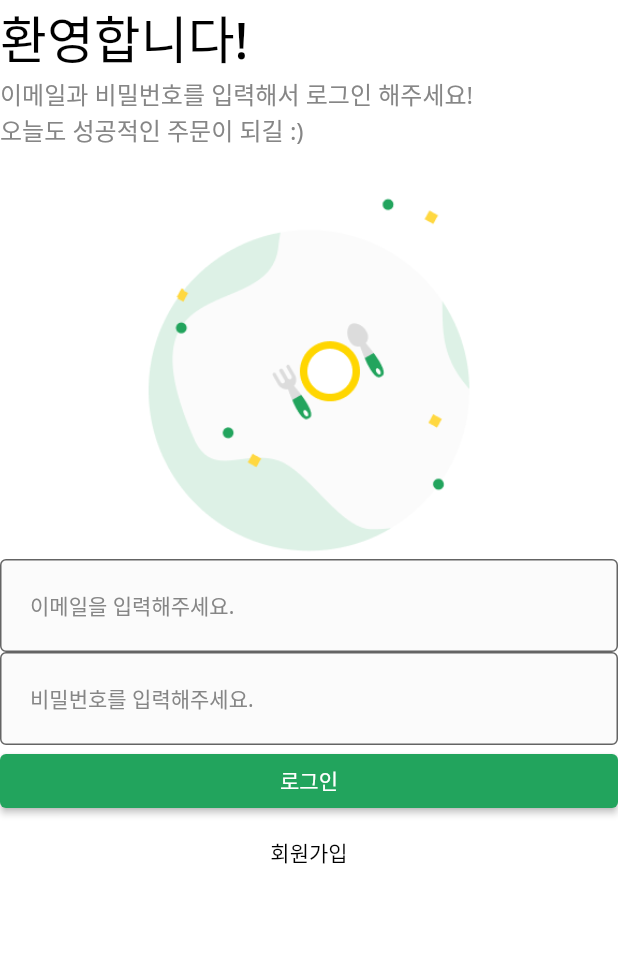
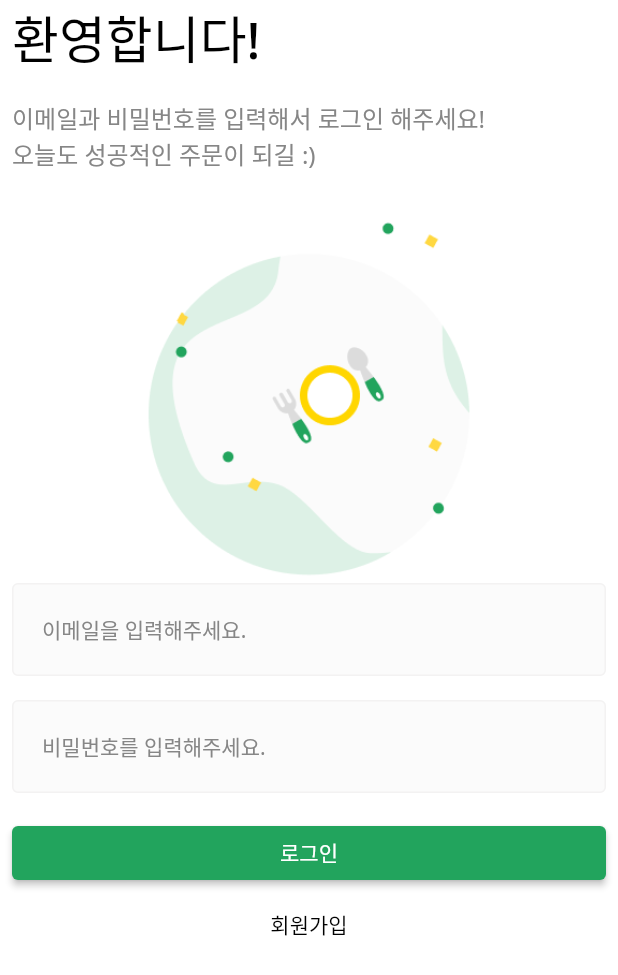
Before and after one commit to hyeonwu-jang/Flutter, a Flutter app: the screen it shows after launch, after a tap on "로그인", on a phone screen of 412 x 824 dp. Shown: the top 975 px of the screen. Run offline on Flutter 3.47's test engine with Material 2 defaults, Android fonts, the phone set to English and light mode, and no system bars; our stand-ins replace dio, flutter_secure_storage; network calls fail.

Commit message:
섹션2까지 수강

```diff
--- a/actual/lib/common/component/custom_text_form_field.dart
+++ b/actual/lib/common/component/custom_text_form_field.dart
@@ -43,6 +43,7 @@ class CustomTextFormField extends StatelessWidget {
         fillColor: INPUT_BG_COLOR,
         filled: true,
         border: baseBorder,
+        enabledBorder: baseBorder,
         focusedBorder: baseBorder.copyWith(
           borderSide: baseBorder.borderSide.copyWith(
             color: PRIMARY_COLOR,
--- /dev/null
+++ b/actual/lib/common/const/data.dart
@@ -0,0 +1,6 @@
+import 'package:flutter_secure_storage/flutter_secure_storage.dart';
+
+const ACCESS_TOKEN_KEY = 'ACCESS_TOKEN';
+const REFRESH_TOKEN_KEY = 'REFRESH_TOKEN';
+
+final storage = FlutterSecureStorage();
--- a/actual/lib/common/layout/default_layout.dart
+++ b/actual/lib/common/layout/default_layout.dart
@@ -1,14 +1,16 @@
 import 'package:flutter/material.dart';
 
 class DefaultLayout extends StatelessWidget {
+  final Color? backgroundColor;
   final Widget child;
 
-  const DefaultLayout({required this.child, Key? key}) : super(key: key);
+  const DefaultLayout({required this.child, this.backgroundColor, Key? key})
+      : super(key: key);
 
   @override
   Widget build(BuildContext context) {
     return Scaffold(
-      backgroundColor: Colors.white,
+      backgroundColor: backgroundColor ?? Colors.white,
       body: child,
     );
   }
--- /dev/null
+++ b/actual/lib/common/view/splash_screen.dart
@@ -0,0 +1,71 @@
+import 'package:actual/common/const/colors.dart';
+import 'package:actual/common/const/data.dart';
+import 'package:actual/common/layout/default_layout.dart';
+import 'package:actual/common/view/root_tab.dart';
+import 'package:actual/user/view/login_screen.dart';
+import 'package:flutter/material.dart';
+
+class SplashScreen extends StatefulWidget {
+  const SplashScreen({Key? key}) : super(key: key);
+
+  @override
+  State<SplashScreen> createState() => _SplashScreenState();
+}
+
+class _SplashScreenState extends State<SplashScreen> {
+  @override
+  void initState() {
+    super.initState();
+
+    // deleteToken();
+    checkToken();
+  }
+
+  void deleteToken() async {
+    await storage.deleteAll();
+  }
+
+  void checkToken() async {
+    final refreshToken = await storage.read(key: REFRESH_TOKEN_KEY);
+    final accessToken = await storage.read(key: ACCESS_TOKEN_KEY);
+
+    if(refreshToken == null || accessToken == null) {
+      Navigator.of(context).pushAndRemoveUntil(
+          MaterialPageRoute(
+            builder: (_) => LoginScreen(),
+          ),
+          (route) => false
+      );
+    } else {
+      Navigator.of(context).pushAndRemoveUntil(
+          MaterialPageRoute(
+            builder: (_) => RootTab(),
+          ),
+              (route) => false
+      );
+    }
+  }
+
+  @override
+  Widget build(BuildContext context) {
+    return DefaultLayout(
+      backgroundColor: PRIMARY_COLOR,
+      child: SizedBox(
+        width: MediaQuery.of(context).size.width,
+        child: Column(
+          mainAxisAlignment: MainAxisAlignment.center,
+          children: [
+            Image.asset(
+              'asset/img/logo/logo.png',
+              width: MediaQuery.of(context).size.width / 2,
+            ),
+            const SizedBox(height: 16.0,),
+            CircularProgressIndicator(
+              color: Colors.white,
+            )
+          ],
+        ),
+      )
+    );
+  }
+}
--- a/actual/lib/main.dart
+++ b/actual/lib/main.dart
@@ -1,4 +1,5 @@
 import 'package:actual/common/component/custom_text_form_field.dart';
+import 'package:actual/common/view/splash_screen.dart';
 import 'package:actual/user/view/login_screen.dart';
 import 'package:flutter/material.dart';
 
@@ -18,7 +19,7 @@ class _App extends StatelessWidget {
         fontFamily: 'NotoSans',
       ),
       debugShowCheckedModeBanner: false,
-      home: LoginScreen(),
+      home: SplashScreen(),
     );
   }
 }
--- a/actual/lib/user/view/login_screen.dart
+++ b/actual/lib/user/view/login_screen.dart
@@ -1,51 +1,115 @@
+import 'dart:convert';
+import 'dart:io';
+
 import 'package:actual/common/component/custom_text_form_field.dart';
 import 'package:actual/common/const/colors.dart';
+import 'package:actual/common/const/data.dart';
 import 'package:actual/common/layout/default_layout.dart';
+import 'package:actual/common/view/root_tab.dart';
+import 'package:dio/dio.dart';
 import 'package:flutter/material.dart';
+import 'package:flutter_secure_storage/flutter_secure_storage.dart';
 
-class LoginScreen extends StatelessWidget {
+class LoginScreen extends StatefulWidget {
   const LoginScreen({Key? key}) : super(key: key);
 
   @override
+  State<LoginScreen> createState() => _LoginScreenState();
+}
+
+class _LoginScreenState extends State<LoginScreen> {
+  String username = '';
+  String password = '';
+
+  @override
   Widget build(BuildContext context) {
+    final dio = Dio();
+
+    final emulatorIp = '10.0.2.2:3000';
+    final simulatorIp = '127.0.0.1:3000';
+
+    final ip = Platform.isIOS ? simulatorIp : emulatorIp;
+
     return DefaultLayout(
+      child: SingleChildScrollView(
+        keyboardDismissBehavior: ScrollViewKeyboardDismissBehavior.onDrag,
         child: SafeArea(
           top: true,
           bottom: false,
+          child: Padding(
+            padding: const EdgeInsets.symmetric(horizontal: 8.0),
             child: Column(
               crossAxisAlignment: CrossAxisAlignment.stretch,
               children: [
                 _Title(),
+                const SizedBox(height: 16.0),
                 _SubTitle(),
                 Image.asset(
                   'asset/img/misc/logo.png',
-              width: MediaQuery
-                  .of(context)
-                  .size
-                  .width / 3 * 2,
-              height: MediaQuery
-                  .of(context)
-                  .size
-                  .height / 3 * 1,
+                  width: MediaQuery.of(context).size.width / 3 * 2,
+                  height: MediaQuery.of(context).size.height / 3 * 1,
                 ),
                 CustomTextFormField(
                   hintText: '이메일을 입력해주세요.',
-              onChanged: (String value) {},
+                  onChanged: (String value) {
+                    username = value;
+                  },
                 ),
+                const SizedBox(height: 16.0),
                 CustomTextFormField(
                   hintText: '비밀번호를 입력해주세요.',
                   obscureText: true,
-              onChanged: (String value) {},
+                  onChanged: (String value) {
+                    password = value;
+                  },
                 ),
+                const SizedBox(height: 16.0),
                 ElevatedButton(
-              onPressed: () {},
+                  onPressed: () async {
+                    final rawString = '$username:$password';
+
+                    // convert 패키지
+                    Codec<String, String> stringToBase64 = utf8.fuse(base64);
+
+                    String token = stringToBase64.encode(rawString);
+
+                    final resp = await dio.post('http://$ip/auth/login',
+                      options: Options(
+                        headers: {
+                          'authorization': 'Basic $token',
+                        },
+                      ),
+                    );
+
+                    //
+                    final refreshToken = resp.data['refreshToken'];
+                    final accessToken = resp.data['accessToken'];
+
+                    await storage.write(key: REFRESH_TOKEN_KEY, value: refreshToken);
+                    await storage.write(key: ACCESS_TOKEN_KEY, value: accessToken);
+
+                    Navigator.of(context).push(
+                      MaterialPageRoute(
+                        builder: (_) => RootTab(),
+                      ),
+                    );
+                  },
                   child: Text('로그인'),
-              style:ElevatedButton.styleFrom(
+                  style: ElevatedButton.styleFrom(
                     backgroundColor: PRIMARY_COLOR,
                   ),
                 ),
                 TextButton(
-                onPressed: () {},
+                  onPressed: () async {
+                    final refreshToken =
+                        'eyJhbGciOiJIUzI1NiIsInR5cCI6IkpXVCJ9.eyJ1c2VybmFtZSI6InRlc3RAY29kZWZhY3RvcnkuYWkiLCJzdWIiOiJmNTViMzJkMi00ZDY4LTRjMWUtYTNjYS1kYTlkN2QwZDkyZTUiLCJ0eXBlIjoicmVmcmVzaCIsImlhdCI6MTY4NTAyNTEzMiwiZXhwIjoxNjg1MTExNTMyfQ.bfi2qw-wV02F3i3URhzV2NWYBWKCtGiAce5yOBjePFY';
+
+                    final resp = await dio.post('http://$ip/auth/token',
+                        options: Options(headers: {
+                          'authorization': 'Bearer $refreshToken',
+                        }));
+                    print(resp.data);
+                  },
                   child: Text('회원가입'),
                   style: TextButton.styleFrom(
                     backgroundColor: Colors.white,
@@ -53,6 +117,8 @@ class LoginScreen extends StatelessWidget {
                   ),
                 ),
               ],
+            ),
+          ),
         ),
       ),
     );
--- a/actual/pubspec.yaml
+++ b/actual/pubspec.yaml
@@ -35,6 +35,8 @@ dependencies:
   # The following adds the Cupertino Icons font to your application.
   # Use with the CupertinoIcons class for iOS style icons.
   cupertino_icons: ^1.0.2
+  dio: ^5.1.2
+  flutter_secure_storage: ^8.0.0
 
 dev_dependencies:
   flutter_test:
@@ -62,7 +64,7 @@ flutter:
     - asset/img/food/
     - asset/svg/icon/
     - asset/img/logo/
-    - asset/rive
+    - asset/rive/
 
   # To add assets to your application, add an assets section, like this:
   # assets:
```
Also changed, not shown: actual/lib/common/view/root_tab.dart (added, +15 -0 lines), actual/pubspec.lock, 2 other files. Lines whose indentation alone changed are shown as unchanged.
